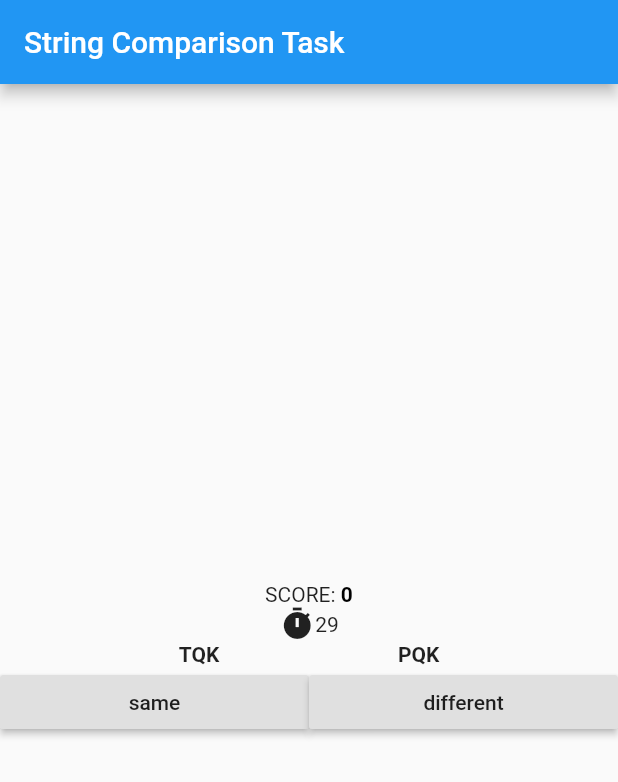
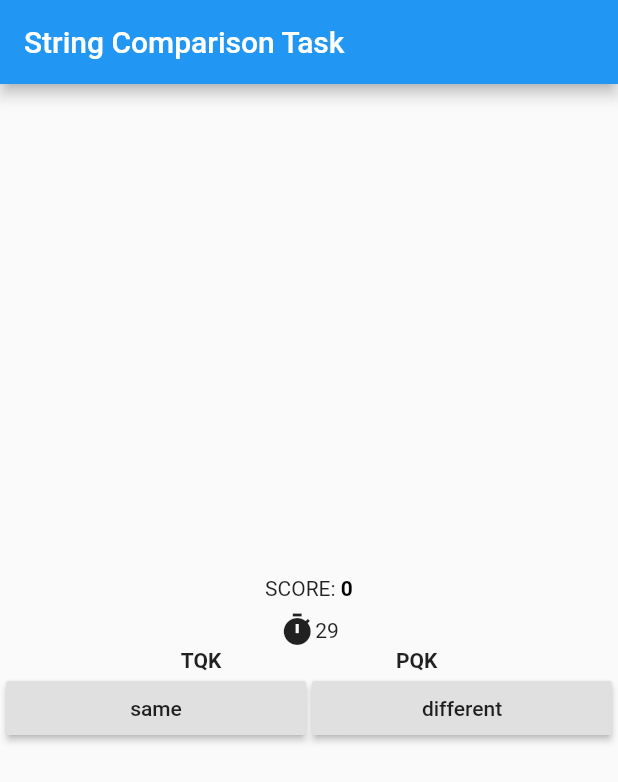
Before and after one commit to esplo/CA-Cop, a Flutter app: the screen it shows after launch, after a tap on "START", on a phone screen of 412 x 824 dp. Shown: the top 782 px of the screen. Run offline on Flutter 3.47's test engine with Material 2 defaults, Android fonts, the phone set to English and light mode, and no system bars.

Commit message:
[modify] adjust margin

```diff
--- a/lib/answer_buttons.dart
+++ b/lib/answer_buttons.dart
@@ -18,6 +18,9 @@ class AnswerButtons extends StatelessWidget {
             child: Text('same'),
           ),
         ),
+        Container(
+          margin: const EdgeInsets.only(left: 4.0),
+        ),
         Expanded(
           child: RaisedButton(
             onPressed: () => nextQuestion(false),
--- a/lib/main.dart
+++ b/lib/main.dart
@@ -100,10 +100,15 @@ class _StringComparisonState extends State<StringComparison> {
         title: Text(widget.title),
       ),
       body: Center(
+        child: Container(
+          margin: const EdgeInsets.all(4.0),
           child: Column(
             mainAxisAlignment: MainAxisAlignment.center,
             children: <Widget>[
-            Score(score: _score),
+              Container(
+                margin: const EdgeInsets.only(bottom: 8.0),
+                child: Score(score: _score),
+              ),
               _running
                   ? QuestionArea(
                       currentWordPair: widget.generator.current(),
@@ -120,6 +125,7 @@ class _StringComparisonState extends State<StringComparison> {
             ],
           ),
         ),
+      ),
     );
   }
 }
```
Lines whose indentation alone changed are shown as unchanged.
